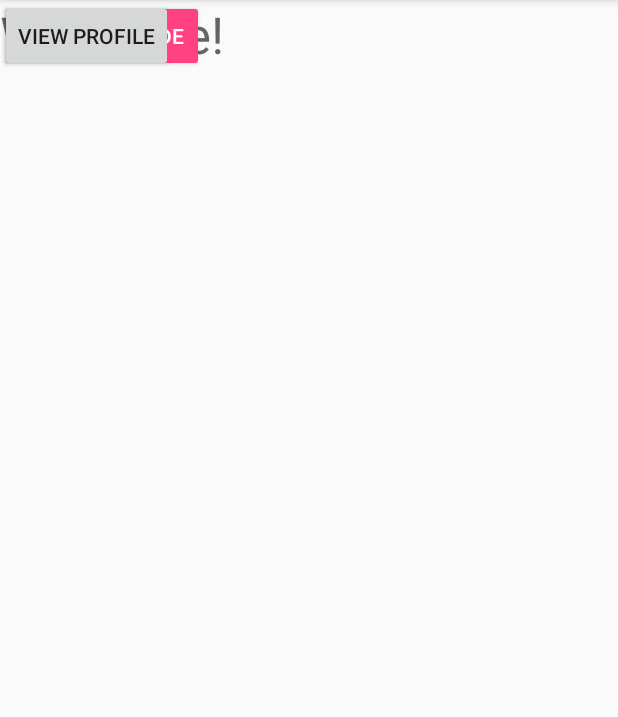
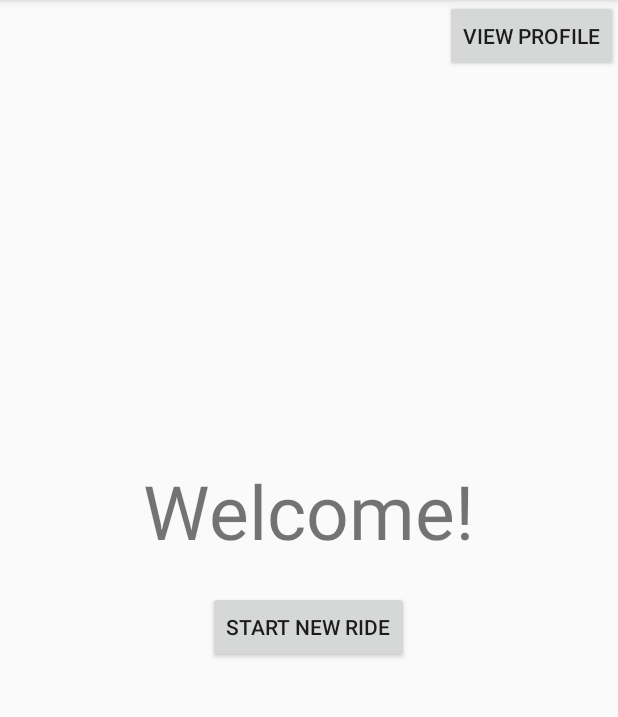
Before and after one commit to georgegunter/ESWBikeApp, an Android app: the screen it shows after launch (OpenScreen), on a phone screen of 412 x 824 dp, the part 84-801 px from its top. Run offline under Robolectric (Android 15) with nearby library versions, the phone set to English and light mode, and no system bars.

Commit message:
button fix

```diff
--- a/app/src/main/res/layout/activity_open_screen.xml
+++ b/app/src/main/res/layout/activity_open_screen.xml
@@ -1,35 +1,32 @@
 <?xml version="1.0" encoding="utf-8"?>
-<android.support.constraint.ConstraintLayout xmlns:android="http://schemas.android.com/apk/res/android"
-    xmlns:app="http://schemas.android.com/apk/res-auto"
-    xmlns:tools="http://schemas.android.com/tools"
-    android:layout_width="match_parent"
-    android:layout_height="match_parent"
-    tools:context="com.example.cubikerouting.OpenScreen">
-
+<RelativeLayout xmlns:android="http://schemas.android.com/apk/res/android"
+    android:layout_width="match_parent" android:layout_height="match_parent">
+    <Button
+        android:id="@+id/profile_button"
+        android:layout_width="wrap_content"
+        android:layout_height="wrap_content"
+        android:layout_alignParentRight="true"
+        android:layout_alignParentTop="true"
+        android:text="View Profile" />
+    <Space
+        android:layout_width="wrap_content"
+        android:layout_height="20dp"
+        android:id="@+id/center_spacer"
+        android:layout_centerInParent="true"/>
     <TextView
-        android:id="@+id/WelcomeText"
+        android:id="@+id/winner_msg"
         android:layout_width="wrap_content"
         android:layout_height="wrap_content"
         android:text="Welcome!"
-        android:textAppearance="@style/TextAppearance.AppCompat.Display1"
-        tools:layout_editor_absoluteX="117dp"
-        tools:layout_editor_absoluteY="109dp" />
-
+        android:textSize="50dp"
+        android:layout_above="@id/center_spacer"
+        android:layout_centerHorizontal="true"/>
     <Button
-        android:id="@+id/StartRideButton"
-        style="@style/Widget.AppCompat.Button.Colored"
-        android:layout_width="136dp"
-        android:layout_height="48dp"
-        android:text="Start New Ride"
-        tools:layout_editor_absoluteX="124dp"
-        tools:layout_editor_absoluteY="231dp" />
-
-    <Button
-        android:id="@+id/ProfileButton"
+        android:id="@+id/start_ride_button"
         android:layout_width="wrap_content"
         android:layout_height="wrap_content"
-        android:text="View Profile"
-        tools:layout_editor_absoluteX="253dp"
-        tools:layout_editor_absoluteY="5dp" />
+        android:layout_centerHorizontal="true"
+        android:layout_below="@id/center_spacer"
+        android:text="Start New Ride"/>
 
-</android.support.constraint.ConstraintLayout>
+</RelativeLayout>
--- a/build.gradle
+++ b/build.gradle
@@ -5,7 +5,7 @@ buildscript {
         jcenter()
     }
     dependencies {
-        classpath 'com.android.tools.build:gradle:2.3.0'
+        classpath 'com.android.tools.build:gradle:2.3.3'
 
         // NOTE: Do not place your application dependencies here; they belong
         // in the individual module build.gradle files
```
